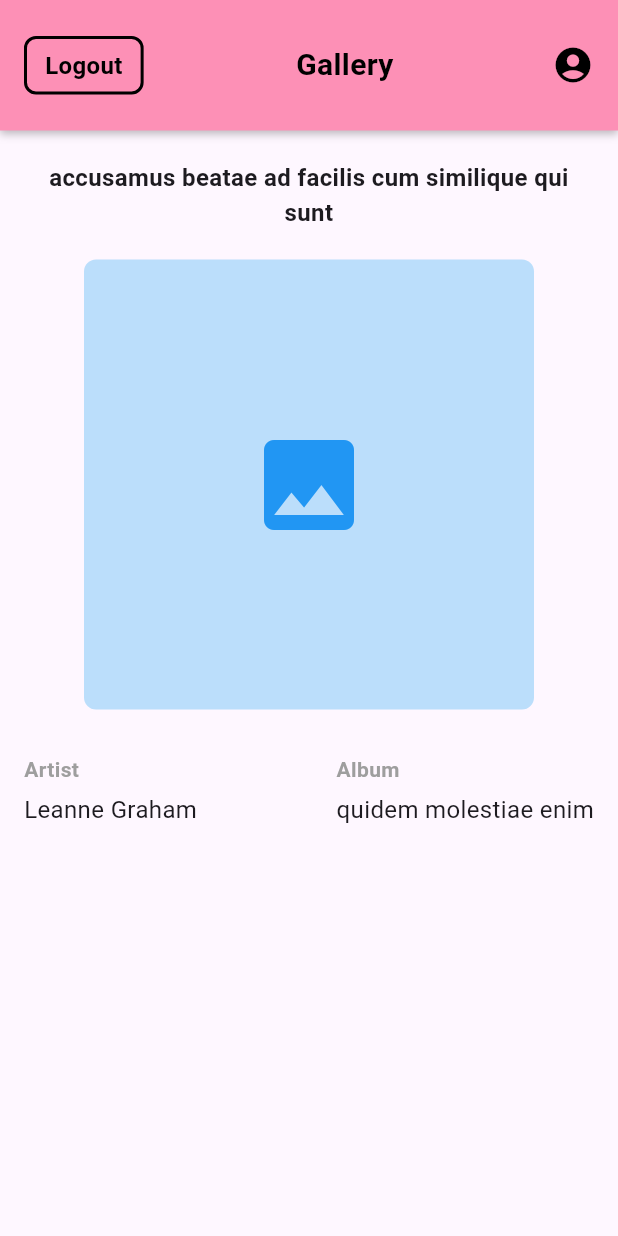
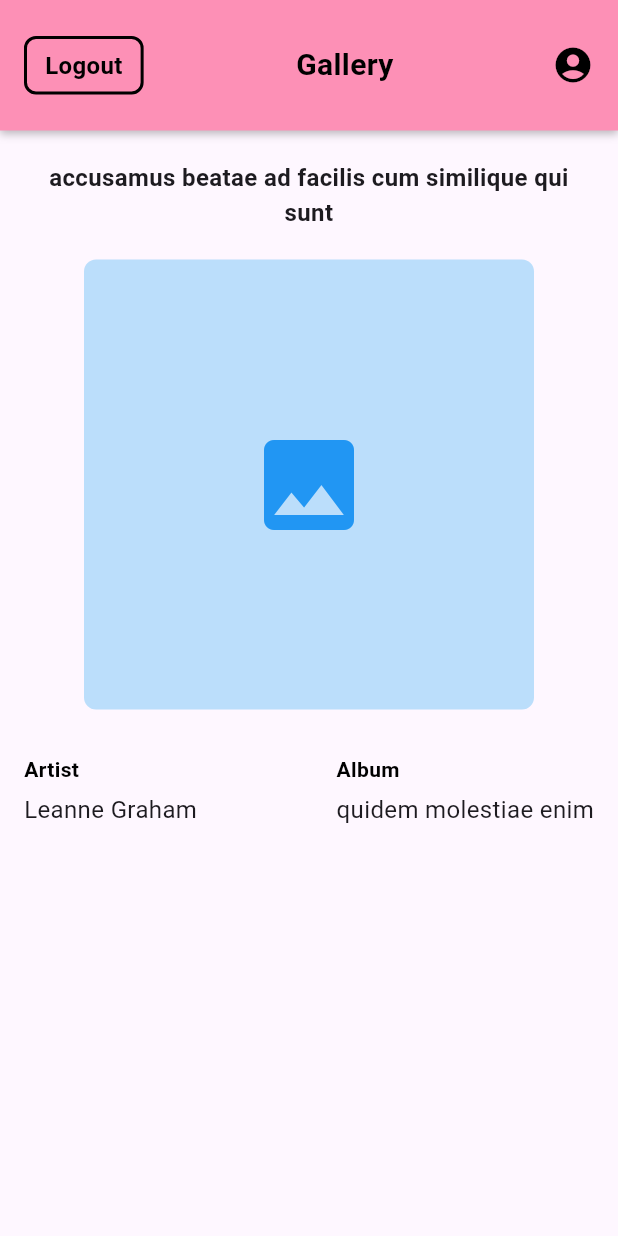
Before and after one commit to Manovithan/the-tiny-toes, a Flutter app: the GalleryPage screen opened directly with empty values, after a tap on "accusamus", on a phone screen of 412 x 824 dp. Run offline on Flutter 3.47's test engine with Material 3 defaults, Android fonts, the light colour scheme and no system bars; our stand-ins replace shared_preferences; accounts and stored records are empty.

Commit message:
"#<5><final> "#<6><final>" "#<7><final>" "#<8><final>" "#<9><final>"

```diff
--- a/client/apps/analysis_options.yaml
+++ b/client/apps/analysis_options.yaml
@@ -9,7 +9,7 @@
 # packages, and plugins designed to encourage good coding practices.
 analyzer:
   errors:
-    prefer_const_constructors: ignore
+    prefer_const_constructors: ignore ignore
 include: package:flutter_lints/flutter.yaml
 
 linter:
--- a/client/apps/lib/auth_provider.dart
+++ b/client/apps/lib/auth_provider.dart
@@ -1,6 +1,5 @@
 import 'package:flutter/material.dart';
 import 'storage_service.dart';
-import 'login.dart';
 
 class AuthProvider extends ChangeNotifier {
   final _storageService = StorageService();
--- a/client/apps/lib/color.dart
+++ b/client/apps/lib/color.dart
@@ -1,5 +1,4 @@
-import 'package:apps/material.dart';
-import 'package:flutter/material.dart';
+import 'package:flutter/material.dart' show Color;
 
 const Color appBar = Color.fromARGB(255, 253, 144, 182);
 const Color primaryColor = Color(0xFFC51162);
--- a/client/apps/lib/constants.dart
+++ b/client/apps/lib/constants.dart
@@ -4,3 +4,4 @@ const String loginString = "LOGIN";
 const String loginbutton = "Login to account";
 const String userpage = "Users";
 const String logoutbuttin = "Logout";
+const String backbutton = "<";
--- a/client/apps/lib/gallery.dart
+++ b/client/apps/lib/gallery.dart
@@ -5,7 +5,6 @@ import 'login.dart';
 import 'color.dart';
 
 class GalleryPage extends StatefulWidget {
-
   final String title;
   final String userName;
 
@@ -33,6 +32,7 @@ class _GalleryPageState extends State<GalleryPage> {
       username = username;
     });
   }
+
   @override
   Widget build(BuildContext context) {
     Widget buildCustomAppBar(BuildContext context) {
@@ -84,20 +84,20 @@ class _GalleryPageState extends State<GalleryPage> {
                 fontWeight: FontWeight.bold,
               ),
             ),
-             Row(
+            Row(
               children: [
                 SizedBox(width: 10),
                 Text(
-                  username??'user',
-                  style: TextStyle(
+                  username ?? 'user',
+                  style: const TextStyle(
                     color: Colors.black,
                     fontSize: 16,
                   ),
                 ),
-                SizedBox(
+                const SizedBox(
                   width: 2,
                 ),
-                Icon(
+                const Icon(
                   Icons.account_circle,
                   color: Colors.black,
                   size: 28,
--- a/client/apps/lib/gallery2.dart
+++ b/client/apps/lib/gallery2.dart
@@ -60,7 +60,7 @@ class _GalleryScreenState extends State<GalleryScreen> {
               Navigator.pushAndRemoveUntil(
                 context,
                 MaterialPageRoute(builder: (context) => const Login_page()),
-                (Route)=>false,
+                (Route) => false,
               );
             },
             child: Container(
@@ -140,11 +140,11 @@ class _GalleryScreenState extends State<GalleryScreen> {
             ),
           ),
           const SizedBox(height: 30),
-          Padding(
-            padding: const EdgeInsets.symmetric(horizontal: 16.0),
+          const Padding(
+            padding: EdgeInsets.symmetric(horizontal: 16.0),
             child: Row(
               mainAxisAlignment: MainAxisAlignment.spaceBetween,
-              children: const [
+              children: [
                 Column(
                   crossAxisAlignment: CrossAxisAlignment.start,
                   children: [
@@ -152,7 +152,7 @@ class _GalleryScreenState extends State<GalleryScreen> {
                       'Artist',
                       style: TextStyle(
                         fontSize: 14,
-                        color: Colors.grey,
+                        color: Colors.black,
                         fontWeight: FontWeight.bold,
                       ),
                     ),
@@ -170,7 +170,7 @@ class _GalleryScreenState extends State<GalleryScreen> {
                       'Album',
                       style: TextStyle(
                         fontSize: 14,
-                        color: Colors.grey,
+                        color: Colors.black,
                         fontWeight: FontWeight.bold,
                       ),
                     ),
--- a/client/apps/lib/main.dart
+++ b/client/apps/lib/main.dart
@@ -1,8 +1,6 @@
 import 'package:apps/auth_provider.dart';
 import 'package:apps/splashcreen.dart';
 import 'package:flutter/material.dart';
-import 'constants.dart';
-import 'login.dart';
 import 'package:provider/provider.dart';
 
 
--- a/client/apps/lib/material.dart
+++ /dev/null
@@ -1 +0,0 @@
-// TODO Implement this library.
```
Also changed, not shown: docs/10.View Photo.png (added), docs/5.Implement login.png (added), docs/7.Users page.png (added), docs/8.Album page.png (added), docs/9.Gallery page.png (added), 2 other files.
